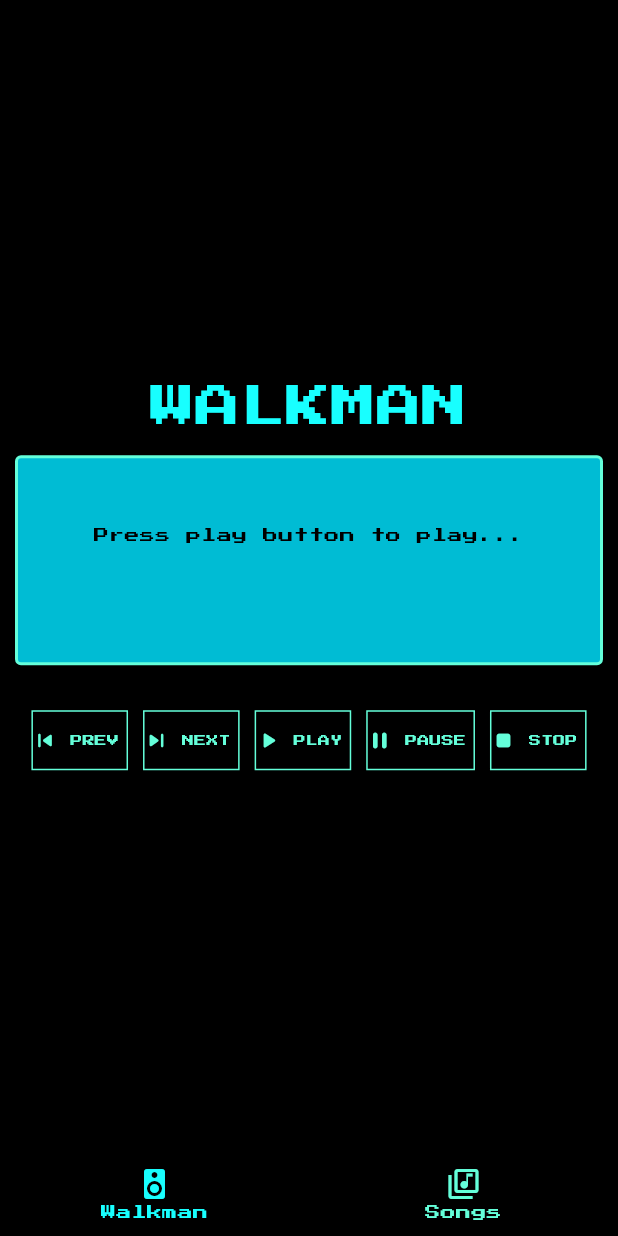
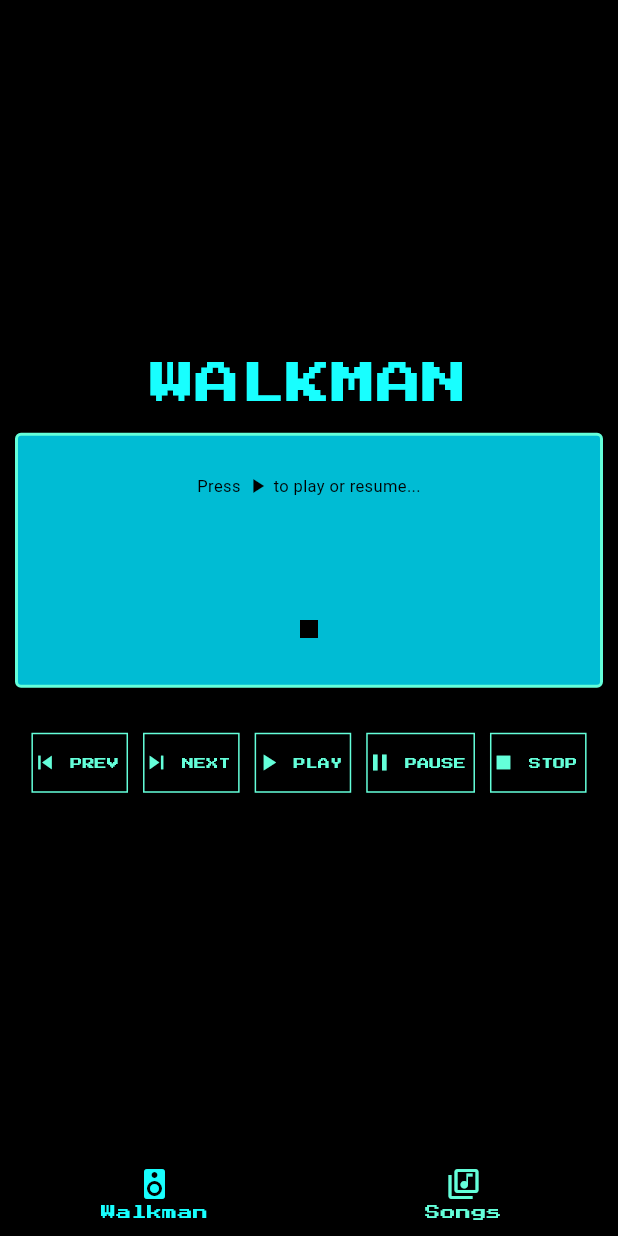
Before and after one commit to MK629/walkman, a Flutter app: the screen it shows after launch, after a tap on "PLAY", on a phone screen of 412 x 824 dp. Run offline on Flutter 3.47's test engine with Material 3 defaults, Android fonts, the phone set to English and light mode, and no system bars; our stand-ins replace just_audio; missing offline and left inert: file_selector.

Commit message:
A few more adjustments. Added additional status display

```diff
--- a/lib/components/nav/navbar.dart
+++ b/lib/components/nav/navbar.dart
@@ -13,7 +13,7 @@ class Navbar extends StatelessWidget {
     return BottomNavigationBar(
       items: [
         BottomNavigationBarItem(icon: Icon(Icons.speaker), label: "Walkman"),
-        BottomNavigationBarItem(icon: Icon(Icons.library_music_outlined), label: "Songs")
+        BottomNavigationBarItem(icon: Icon(Icons.library_music_outlined), label: "Songs"),
       ],
       selectedItemColor: Colors.cyanAccent,
       unselectedItemColor: Colors.tealAccent,
--- a/lib/components/walkman/walkman_buttons.dart
+++ b/lib/components/walkman/walkman_buttons.dart
@@ -17,7 +17,7 @@ class WalkmanButtons extends StatelessWidget{
             state.playPrev();
           },
           label: Text("PREV"),
-          icon: Icon(Icons.skip_previous_rounded),
+          icon: Icon(Icons.skip_previous),
         ),
 
         SizedBox(width: 10,),
@@ -27,7 +27,7 @@ class WalkmanButtons extends StatelessWidget{
             state.playNext();
           },
           label: Text("NEXT"),
-          icon: Icon(Icons.skip_next_rounded),
+          icon: Icon(Icons.skip_next),
         ),
 
         SizedBox(width: 10,),
@@ -37,7 +37,7 @@ class WalkmanButtons extends StatelessWidget{
             state.resumeOrPlayBlind();
           },
           label: Text("PLAY"),
-          icon: Icon(Icons.play_arrow_rounded),
+          icon: Icon(Icons.play_arrow),
         ),
 
         SizedBox(width: 10,),
@@ -47,7 +47,7 @@ class WalkmanButtons extends StatelessWidget{
             state.pauseMusic();
           },
           label: Text("PAUSE"),
-          icon: Icon(Icons.pause_rounded),
+          icon: Icon(Icons.pause),
         ),
 
         SizedBox(width: 10,),
@@ -57,7 +57,7 @@ class WalkmanButtons extends StatelessWidget{
             state.stopMusic();
           },
           label: Text("STOP"),
-          icon: Icon(Icons.stop_rounded),
+          icon: Icon(Icons.stop),
         ),
       ],
     );
--- a/lib/components/walkman/walkman_display.dart
+++ b/lib/components/walkman/walkman_display.dart
@@ -1,22 +1,37 @@
 import 'package:flutter/material.dart';
-import 'package:walkman/states/walkman_state.dart';
+import 'package:walkman/types/music_status.dart';
 import 'package:walkman/types/song.dart';
 
 class WalkmanDisplay extends StatelessWidget {
 
-  final WalkmanState state;
+  final bool isPlayingMusic;
+  final MusicStatus musicStatus;
   final Song currentSong;
 
-  const WalkmanDisplay({required this.state, required this.currentSong, super.key});
+  const WalkmanDisplay({required this.isPlayingMusic, required this.musicStatus, required this.currentSong, super.key});
 
   @override
   Widget build(BuildContext context) {
+
+    Icon statusIcon;
+
+    switch(musicStatus){
+      case MusicStatus.playing:
+        statusIcon = Icon(Icons.play_arrow, color: Colors.black);
+      break;
+      case MusicStatus.paused:
+        statusIcon = Icon(Icons.pause, color: Colors.black);
+      break;
+      case MusicStatus.stopped:
+        statusIcon = Icon(Icons.stop, color: Colors.black);
+      break;
+    }
 
     return Padding(
       padding: const EdgeInsets.all(10.0),
       child: Container(
         width: double.infinity,
-        height: 140,
+        height: 170,
         padding: const EdgeInsets.only(left: 12, right: 12, top: 20, bottom: 20),
         margin: const EdgeInsets.only(bottom: 16),
         decoration: BoxDecoration(
@@ -28,14 +43,45 @@ class WalkmanDisplay extends StatelessWidget {
           color: Colors.cyan,
         ),
         child: Column(
-        mainAxisAlignment: MainAxisAlignment.center,
-        children: [
-            Text(style: TextStyle(color: Colors.black, fontSize: 10), !state.player.playing ? "Press play button to play..." : "Now playing:"),
-            SizedBox(height: 20,),
-            Text(style: TextStyle(color: Colors.black, fontSize: 9), currentSong.title.isEmpty ? "" : currentSong.title),
+          mainAxisAlignment: MainAxisAlignment.center,
+          children: [
+            Text.rich(TextSpan(
+              style: TextStyle(color: Colors.black, fontSize: 11),
+              children: [
+                getHeadText(isPlayingMusic)
+              ]
+            )),
+            SizedBox(height: 25,),
+            // ignore: sized_box_for_whitespace
+            Container(
+              alignment: Alignment.center,
+              width: double.infinity,
+              height: 25,
+              child: Text(style: TextStyle(color: Colors.black, fontSize: 9), currentSong.title.isEmpty ? "" : currentSong.title, maxLines: 2, overflow: TextOverflow.ellipsis,),
+            ),
+            SizedBox(height: 25,),
+            statusIcon
           ],
         ),
       ),
     );
   }
 }
+
+TextSpan getHeadText(bool isPlayingMusic){
+  if(isPlayingMusic){
+    return TextSpan(text: "Now playing:");
+  }
+  else{
+    return TextSpan(
+      children: [
+        TextSpan(text: "Press "),
+        WidgetSpan(
+          alignment: PlaceholderAlignment.middle,
+          child: Icon(Icons.play_arrow, color: Colors.black, size: 16)
+        ),
+        TextSpan(text: " to play or resume...")
+      ]
+    );
+  }
+}
--- a/lib/pages/walkman.dart
+++ b/lib/pages/walkman.dart
@@ -3,6 +3,7 @@ import 'package:provider/provider.dart';
 import 'package:walkman/components/walkman/walkman_buttons.dart';
 import 'package:walkman/components/walkman/walkman_display.dart';
 import 'package:walkman/states/walkman_state.dart';
+import 'package:walkman/types/music_status.dart';
 import 'package:walkman/types/song.dart';
 
 class Walkman extends StatelessWidget {
@@ -11,13 +12,15 @@ class Walkman extends StatelessWidget {
 @override
   Widget build(BuildContext context){
     var walkmanState = context.watch<WalkmanState>();
+    bool isPlayingMusic = walkmanState.isPlayingMusic;
+    MusicStatus musicStatus = walkmanState.musicStatus;
     Song currentSong = walkmanState.currentSong;
 
     return Column(
       mainAxisAlignment: MainAxisAlignment.center,
       children: [
         Text("WALKMAN", style: TextStyle(fontSize: 30, color: Colors.cyanAccent),),
-        WalkmanDisplay(state: walkmanState, currentSong: currentSong),
+        WalkmanDisplay(isPlayingMusic: isPlayingMusic, musicStatus: musicStatus, currentSong: currentSong),
         WalkmanButtons(state: walkmanState)
       ],
     );
--- a/lib/states/walkman_state.dart
+++ b/lib/states/walkman_state.dart
@@ -1,5 +1,6 @@
 import 'package:flutter/material.dart';
 import 'package:just_audio/just_audio.dart';
+import 'package:walkman/types/music_status.dart';
 import 'package:walkman/types/song.dart';
 
 class WalkmanState extends ChangeNotifier{
@@ -7,6 +8,8 @@ class WalkmanState extends ChangeNotifier{
   AudioPlayer player = AudioPlayer();
 
   bool get isPlayingMusic => player.playing;
+
+  MusicStatus musicStatus = MusicStatus.stopped;
 
   Song currentSong = Song("", "");
 
@@ -51,6 +54,7 @@ class WalkmanState extends ChangeNotifier{
 
     await player.setFilePath(currentSong.path);
     player.play();
+    musicStatus = MusicStatus.playing;
     notifyListeners();
   }
 
@@ -87,17 +91,21 @@ class WalkmanState extends ChangeNotifier{
   }
 
   void pauseMusic() async {
-    if(!currentSong.isNothingBurger() && player.playing){
+    if(!currentSong.isNothingBurger() && isPlayingMusic){
       await player.pause();
+      changeMusicStatus(MusicStatus.paused);
     }
   }
 
   void resumeOrPlayBlind() async {
+    //Play blind
     if(currentSong.isNothingBurger() && loadedSongs.isNotEmpty){
       playMusic(loadedSongs.first);
     }
-    else if(!currentSong.isNothingBurger() && !player.playing){
-      await player.play();
+    //Resume
+    else if(!currentSong.isNothingBurger() && !isPlayingMusic){
+      player.play();
+      changeMusicStatus(MusicStatus.playing);
     }
   }
 
@@ -107,10 +115,16 @@ class WalkmanState extends ChangeNotifier{
     //On player.stop(), dart sends a command and awaits a Future response. The response will return without the native cleanup actually being done. We must wait more.
     await player.processingStateStream.firstWhere((s) => s == ProcessingState.idle);
     currentSong = Song("", "");
+    musicStatus = MusicStatus.stopped;
     notifyListeners();
   }
 
   void loadSongs(List<Song> loadedSongs) {
     this.loadedSongs = loadedSongs;
   }
+
+  void changeMusicStatus(MusicStatus newMusicStatus){
+    musicStatus = newMusicStatus;
+    notifyListeners();
+  }
 }
--- /dev/null
+++ b/lib/types/music_status.dart
@@ -0,0 +1,5 @@
+enum MusicStatus {
+  playing,
+  paused,
+  stopped
+}
```
